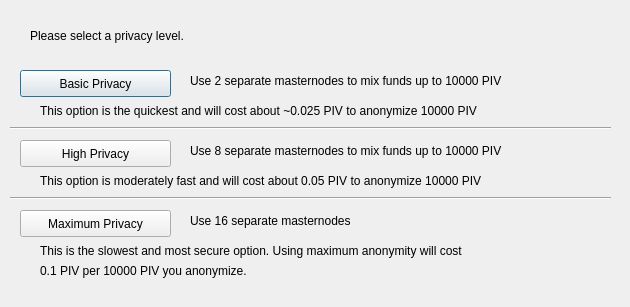
This is src/qt/forms/obfuscationconfig.ui in devzx90/bitcoin2 as Qt 5 draws it before an edit. The edited form follows.
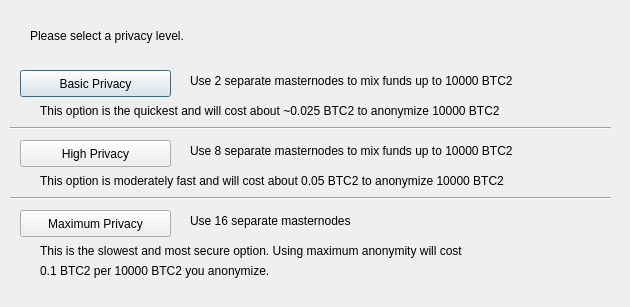
This is the edited form.

What changed in the file:
```diff
--- a/src/qt/forms/obfuscationconfig.ui
+++ b/src/qt/forms/obfuscationconfig.ui
@@ -75,7 +75,7 @@
     </rect>
    </property>
    <property name="text">
-    <string>Use 2 separate masternodes to mix funds up to 10000 PIV</string>
+    <string>Use 2 separate masternodes to mix funds up to 10000 BTC2</string>
    </property>
   </widget>
   <widget class="QLabel" name="label_3">
@@ -88,7 +88,7 @@
     </rect>
    </property>
    <property name="text">
-    <string>Use 8 separate masternodes to mix funds up to 10000 PIV</string>
+    <string>Use 8 separate masternodes to mix funds up to 10000 BTC2</string>
    </property>
   </widget>
   <widget class="QLabel" name="label_4">
@@ -114,7 +114,7 @@
     </rect>
    </property>
    <property name="text">
-    <string>This option is the quickest and will cost about ~0.025 PIV to anonymize 10000 PIV</string>
+    <string>This option is the quickest and will cost about ~0.025 BTC2 to anonymize 10000 BTC2</string>
    </property>
   </widget>
   <widget class="QLabel" name="label_7">
@@ -127,7 +127,7 @@
     </rect>
    </property>
    <property name="text">
-    <string>This option is moderately fast and will cost about 0.05 PIV to anonymize 10000 PIV</string>
+    <string>This option is moderately fast and will cost about 0.05 BTC2 to anonymize 10000 BTC2</string>
    </property>
   </widget>
   <widget class="QLabel" name="label_8">
@@ -153,7 +153,7 @@
     </rect>
    </property>
    <property name="text">
-    <string>0.1 PIV per 10000 PIV you anonymize.</string>
+    <string>0.1 BTC2 per 10000 BTC2 you anonymize.</string>
    </property>
   </widget>
   <widget class="Line" name="line">
```
